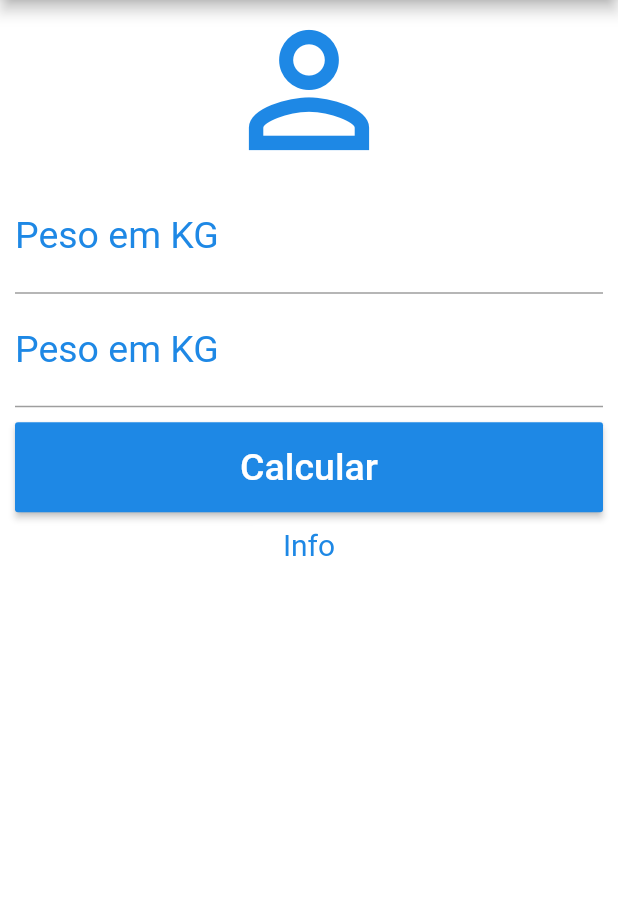
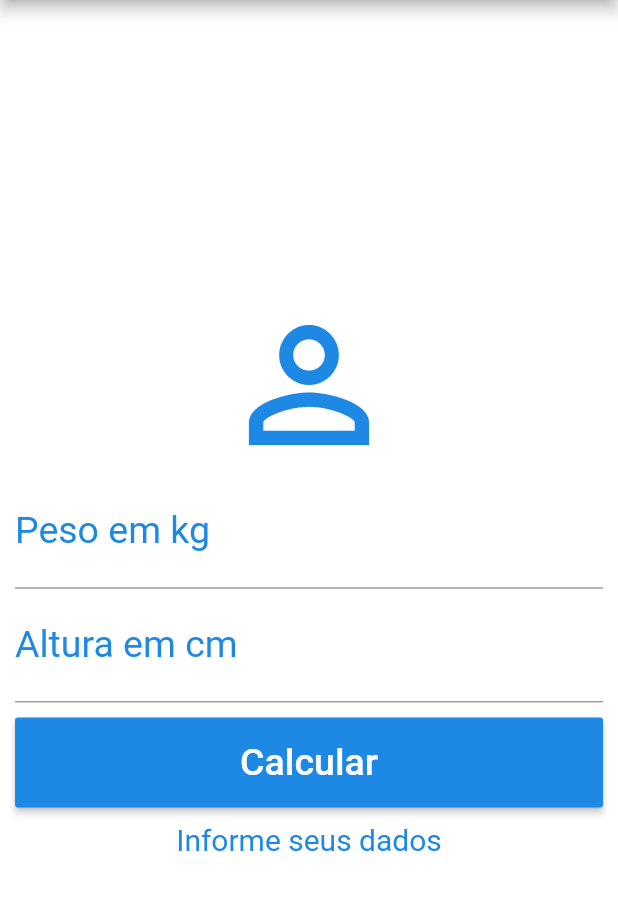
Before and after one commit to brenomacedo/flutter_imc, a Flutter app: the screen it shows after launch, after a tap on "Calcular", on a phone screen of 412 x 824 dp, the part 84-994 px from its top. Run offline on Flutter 3.47's test engine with Material 2 defaults, Android fonts, the phone set to English and light mode, and no system bars.

Commit message:
calculating-imc

```diff
--- a/lib/main.dart
+++ b/lib/main.dart
@@ -14,6 +14,42 @@ class Home extends StatefulWidget {
 }
 
 class _HomeState extends State<Home> {
+
+  TextEditingController weightController = TextEditingController();
+  TextEditingController heightController = TextEditingController();
+
+  String _infoText = "Informe seus dados";
+
+  void _resetFields() {
+    weightController.text = "";
+    heightController.text = "";
+    setState(() {
+      _infoText = "Informe seus dados";
+    });
+  }
+
+  void _calculate() {
+
+    if(weightController.text.length == 0 || heightController.text.length == 0) {
+      return;
+    }
+
+    double weight = double.parse(weightController.text);
+    double height = double.parse(heightController.text);
+    double imc = weight / (height*height/10000);
+    double realimc = (imc*100).floor()/100;
+
+    setState(() {
+      if(imc < 18.6) {
+        _infoText = "$realimc - Abaixo do peso";
+      } else if(imc >= 18.6 && imc <= 25) {
+        _infoText = "$realimc - Normal";
+      } else {
+        _infoText = "$realimc - Acima do peso";
+      }
+    });
+  }
+
   @override
   Widget build(BuildContext context) {
     return Scaffold(
@@ -24,20 +60,22 @@ class _HomeState extends State<Home> {
         actions: [
           IconButton(
             icon: Icon(Icons.refresh),
-            onPressed: () {},
+            onPressed: _resetFields,
           )
         ]
       ),
       backgroundColor: Colors.white,
-      body: SingleChildScrollView(
+      body: Center(
+        child: SingleChildScrollView(
             child: Column(
             children: [
               Icon(Icons.person_outline, size: 120.0, color: Colors.blue[600]),
               Container(
                 child: TextField(keyboardType: TextInputType.number, decoration: InputDecoration(
-                labelText: "Peso em KG",
-                labelStyle: TextStyle(color: Colors.blue[600])
+                  labelText: "Peso em kg",
+                  labelStyle: TextStyle(color: Colors.blue[600]),
                 ),
+                controller: weightController,
                 textAlign: TextAlign.center,
                 style: TextStyle(color: Colors.blue[600], fontSize: 25)
                 ),
@@ -45,30 +83,33 @@ class _HomeState extends State<Home> {
               ),
               Container(
                 child: TextField(keyboardType: TextInputType.number, decoration: InputDecoration(
-                labelText: "Peso em KG",
+                  labelText: "Altura em cm",
                   labelStyle: TextStyle(color: Colors.blue[600])
                 ),
+                controller: heightController,
                 textAlign: TextAlign.center,
                 style: TextStyle(color: Colors.blue[600], fontSize: 25)
                 ),
-              padding: EdgeInsets.symmetric(horizontal: 10.0)
+                padding: EdgeInsets.symmetric(horizontal: 10.0),
+
               ),
               Container(
                 child: RaisedButton(
                   child: Text("Calcular", style: TextStyle(color: Colors.white, fontSize: 25.0)),
-                onPressed: () {},
+                  onPressed: _calculate,
                   color: Colors.blue[600]
                 ),
                 height: 80.0,
                 padding: EdgeInsets.all(10.0)
               ),
-            Text("Info", textAlign: TextAlign.center,
+              Text(_infoText, textAlign: TextAlign.center,
               style: TextStyle(color: Colors.blue[600], fontSize: 20.0))
             ],
             mainAxisAlignment: MainAxisAlignment.center,
             crossAxisAlignment: CrossAxisAlignment.stretch,
           ),
         ),
+      )
     );
   }
 }
```
Lines whose indentation alone changed are shown as unchanged.
